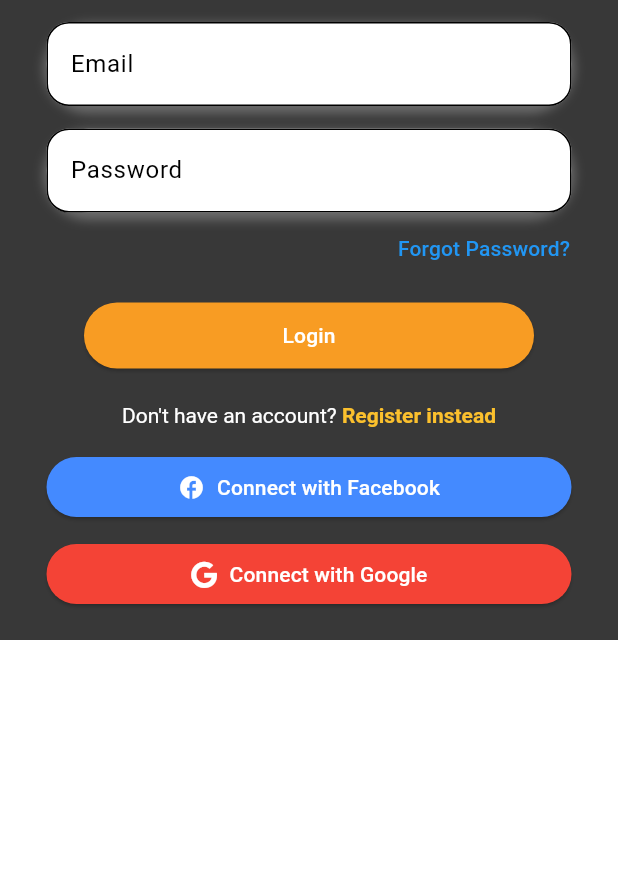
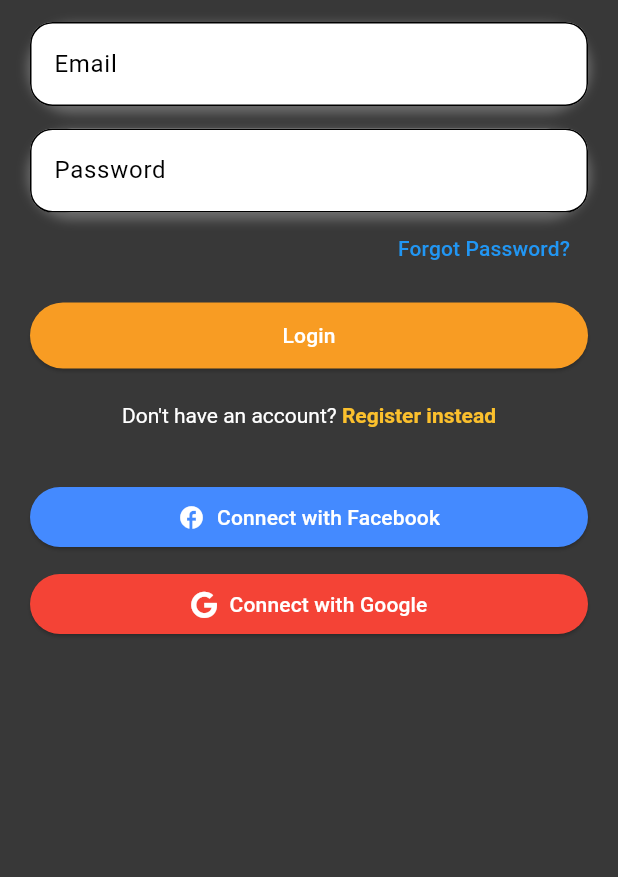
Before and after one commit to 1Jerome23/FitRide, a Flutter app: the screen it shows after launch, on a phone screen of 412 x 824 dp, the part 359-1236 px from its top. Run offline on Flutter 3.47's test engine with Material 3 defaults, Android fonts, the phone set to English and light mode, and no system bars; our stand-ins replace firebase_auth, firebase_core, font_awesome_flutter, geolocator, google_fonts, shared_preferences; accounts and stored records are empty.

Commit message:
fix height of login/register

```diff
--- a/fitride/lib/pages/login_register.dart
+++ b/fitride/lib/pages/login_register.dart
@@ -122,8 +122,10 @@ Widget _entryField(String title, TextEditingController controller, {bool isPassw
   @override
   Widget build(BuildContext context) {
     return Scaffold(
-      body: SingleChildScrollView(
+      body: SafeArea(
+        child: SingleChildScrollView(
           child: Container(
+            height: MediaQuery.of(context).size.height,
             decoration: BoxDecoration(
               gradient: LinearGradient(
                 colors: [const Color.fromARGB(255, 56, 56, 56), Color(0xFF383838)],
@@ -133,14 +135,14 @@ Widget _entryField(String title, TextEditingController controller, {bool isPassw
             ),
             padding: const EdgeInsets.all(20),
             child: Column(
-            mainAxisAlignment: MainAxisAlignment.center,
+              mainAxisAlignment: MainAxisAlignment.start,
+              crossAxisAlignment: CrossAxisAlignment.center,
               children: <Widget>[
                 Container(
                   margin: const EdgeInsets.only(top: 30.0),
                   child: Text(
                     'Welcome to',
-                  style: TextStyle(fontSize: 24, fontWeight: FontWeight.bold,
-                  color: Colors.white),
+                    style: TextStyle(fontSize: 24, fontWeight: FontWeight.bold, color: Colors.white),
                   ),
                 ),
                 Container(
@@ -153,16 +155,15 @@ Widget _entryField(String title, TextEditingController controller, {bool isPassw
                 ),
                 SizedBox(height: 15),
                 Container(
-                width: 350,
                   decoration: BoxDecoration(
-                  color: Colors.white, // Set background color to white
+                    color: Colors.white,
                     borderRadius: BorderRadius.circular(30),
                     boxShadow: [
                       BoxShadow(
                         color: Colors.grey.withOpacity(0.5),
                         spreadRadius: 2,
                         blurRadius: 5,
-                      offset: Offset(0, 3), // Shadow direction
+                        offset: Offset(0, 3),
                       ),
                     ],
                   ),
@@ -170,16 +171,15 @@ Widget _entryField(String title, TextEditingController controller, {bool isPassw
                 ),
                 SizedBox(height: 15),
                 Container(
-                width: 350,
                   decoration: BoxDecoration(
-                  color: Colors.white, // Set background color to white
+                    color: Colors.white,
                     borderRadius: BorderRadius.circular(30),
                     boxShadow: [
                       BoxShadow(
                         color: Colors.grey.withOpacity(0.5),
                         spreadRadius: 2,
                         blurRadius: 5,
-                      offset: Offset(0, 3), // Shadow direction
+                        offset: Offset(0, 3),
                       ),
                     ],
                   ),
@@ -195,18 +195,26 @@ Widget _entryField(String title, TextEditingController controller, {bool isPassw
                 _errorMessage(),
                 SizedBox(height: 10),
                 Container(
-                width: 300,
+                  width: double.infinity,
                   child: _submitButton(),
                 ),
                 SizedBox(height: 5),
                 Container(
-                width: 300,
+                  width: double.infinity,
                   child: _loginOrRegisterButton(),
                 ),
-              SizedBox(width: 350, child: _socialButton('Connect with Facebook', Colors.blueAccent, Icons.facebook, () {})),
+                SizedBox(height: 20),
+                Container(
+                  width: double.infinity,
+                  child: _socialButton('Connect with Facebook', Colors.blueAccent, Icons.facebook, () {}),
+                ),
                 SizedBox(height: 10),
-              SizedBox(width: 350, child: _socialButton('Connect with Google', Colors.red, FontAwesomeIcons.google, () {})),
+                Container(
+                  width: double.infinity,
+                  child: _socialButton('Connect with Google', Colors.red, FontAwesomeIcons.google, () {}),
+                ),
               ],
+            ),
           ),
         ),
       ),
```
Lines whose indentation alone changed are shown as unchanged.
